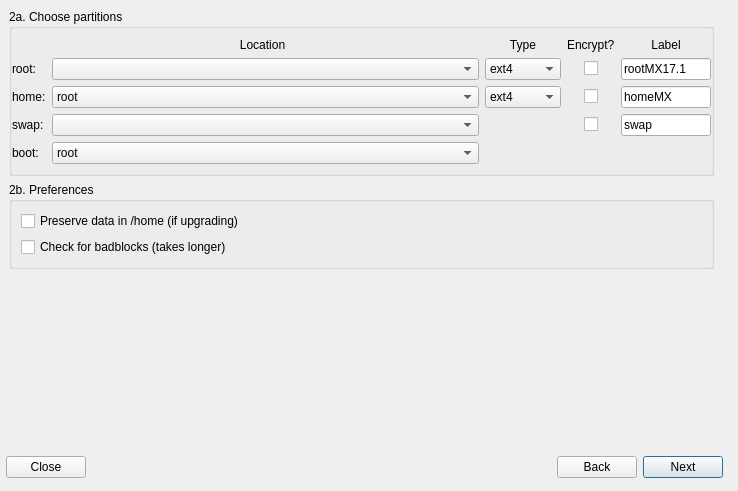
Before: the Qt Designer form meinstall.ui in gazelle-installer/gazelle-installer, drawn with Qt 5.
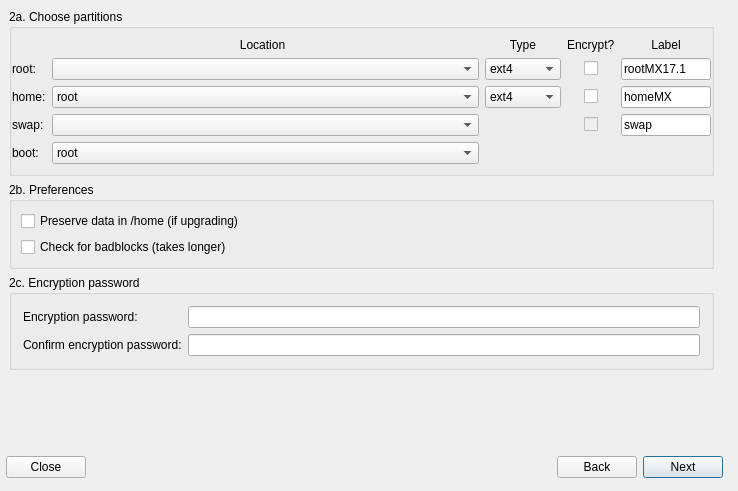
After: the same form once the commit is applied. The open tabs and pages were chosen to show the change. Icons and pictures are not drawn.

Commit message: add password entry for custom partitioning

What changed in the file:
```diff
--- a/meinstall.ui
+++ b/meinstall.ui
@@ -132,7 +132,7 @@
       </size>
      </property>
      <property name="currentIndex">
-      <number>1</number>
+      <number>2</number>
      </property>
      <widget class="QWidget" name="Step_Terms">
       <layout class="QGridLayout" name="_4">
@@ -642,14 +642,14 @@
        <property name="spacing">
         <number>6</number>
        </property>
-       <item row="2" column="0">
+       <item row="3" column="0">
         <spacer>
          <property name="orientation">
           <enum>Qt::Vertical</enum>
          </property>
          <property name="sizeHint" stdset="0">
           <size>
-           <width>20</width>
+           <width>10</width>
            <height>40</height>
           </size>
          </property>
@@ -749,6 +749,9 @@
           </property>
           <item row="3" column="5" alignment="Qt::AlignHCenter">
            <widget class="QCheckBox" name="checkBoxEncrpytSwap">
+            <property name="enabled">
+             <bool>false</bool>
+            </property>
             <property name="text">
              <string/>
             </property>
@@ -1129,6 +1132,49 @@
          </layout>
         </widget>
        </item>
+       <item row="2" column="0">
+        <widget class="QGroupBox" name="gbEncrPass">
+         <property name="title">
+          <string>2c. Encryption password</string>
+         </property>
+         <layout class="QGridLayout" name="gridLayout2c">
+          <item row="0" column="0">
+           <widget class="QLabel" name="labelFDEpassCust">
+            <property name="text">
+             <string>Encryption password:</string>
+            </property>
+           </widget>
+          </item>
+          <item row="1" column="0">
+           <widget class="QLabel" name="labelFDEpassCust2">
+            <property name="text">
+             <string>Confirm encryption password:</string>
+            </property>
+           </widget>
+          </item>
+          <item row="0" column="1">
+           <widget class="QLineEdit" name="FDEpassCust">
+            <property name="maxLength">
+             <number>256</number>
+            </property>
+            <property name="echoMode">
+             <enum>QLineEdit::Password</enum>
+            </property>
+           </widget>
+          </item>
+          <item row="1" column="1">
+           <widget class="QLineEdit" name="FDEpassCust2">
+            <property name="maxLength">
+             <number>256</number>
+            </property>
+            <property name="echoMode">
+             <enum>QLineEdit::Password</enum>
+            </property>
+           </widget>
+          </item>
+         </layout>
+        </widget>
+       </item>
       </layout>
      </widget>
      <widget class="QWidget" name="Step_Progress">
```
The commit also changes 2 other files.
